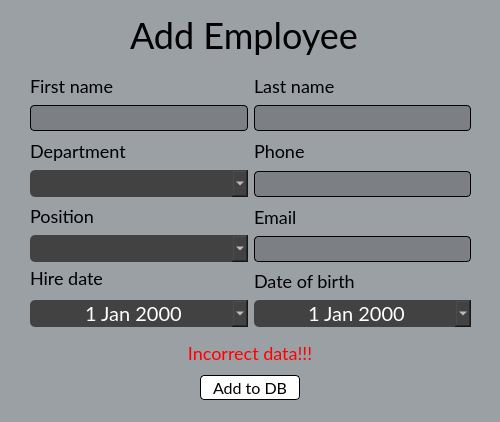
Qt form PhoneManagerGUI/ui/insertemployeedialog.ui (tarashunchak/PhoneCompanyManager) before a commit.
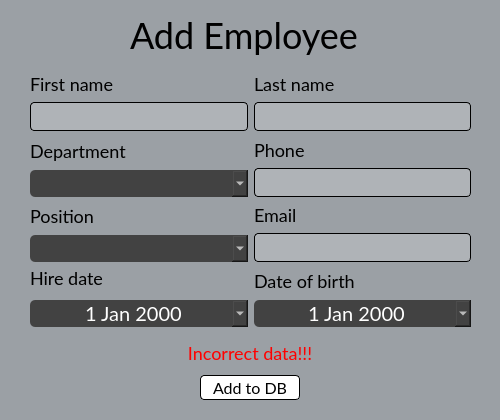
The same form after that commit.

Diff of the .ui file:
```diff
--- a/PhoneManagerGUI/ui/insertemployeedialog.ui
+++ b/PhoneManagerGUI/ui/insertemployeedialog.ui
@@ -7,7 +7,7 @@
     <x>0</x>
     <y>0</y>
     <width>500</width>
-    <height>422</height>
+    <height>420</height>
    </rect>
   </property>
   <property name="windowTitle">
@@ -121,10 +121,10 @@
       <item>
        <widget class="QLineEdit" name="first_name_lineEdit">
         <property name="styleSheet">
-         <string notr="true">background-color:rgba(0, 0, 0, 0.2);
-color:white;
-font-family:Lato, Consolas;
-font-size:18px;
+         <string notr="true">background-color:rgba(255, 255, 255, 0.2);
+color:black;
+font-family:Lato, Arial, Consolas;
+font-size:20px;
 border-radius:4px;
 border:1px solid black;
 padding-left:4px;</string>
@@ -163,10 +163,10 @@
          </size>
         </property>
         <property name="styleSheet">
-         <string notr="true">background-color:rgba(0, 0, 0, 0.2);
-color:white;
-font-family:Lato, Consolas;
-font-size:18px;
+         <string notr="true">background-color:rgba(255, 255, 255, 0.2);
+color:black;
+font-family:Lato, Arial, Consolas;
+font-size:20px;
 border-radius:4px;
 border:1px solid black;
 padding-left:4px;</string>
@@ -234,10 +234,10 @@
          </size>
         </property>
         <property name="styleSheet">
-         <string notr="true">background-color:rgba(0, 0, 0, 0.2);
-color:white;
-font-family:Lato, Consolas;
-font-size:18px;
+         <string notr="true">background-color:rgba(255, 255, 255, 0.2);
+color:black;
+font-family:Lato, Arial, Consolas;
+font-size:20px;
 border-radius:4px;
 border:1px solid black;
 padding-left:4px;</string>
@@ -305,10 +305,10 @@
          </size>
         </property>
         <property name="styleSheet">
-         <string notr="true">background-color:rgba(0, 0, 0, 0.2);
-color:white;
-font-family:Lato, Consolas;
-font-size:18px;
+         <string notr="true">background-color:rgba(255, 255, 255, 0.2);
+color:black;
+font-family:Lato, Arial, Consolas;
+font-size:20px;
 border-radius:4px;
 border:1px solid black;
 padding-left:4px;</string>
```
Left out of the diff: 24 changed lines with no effect on the pictures.
